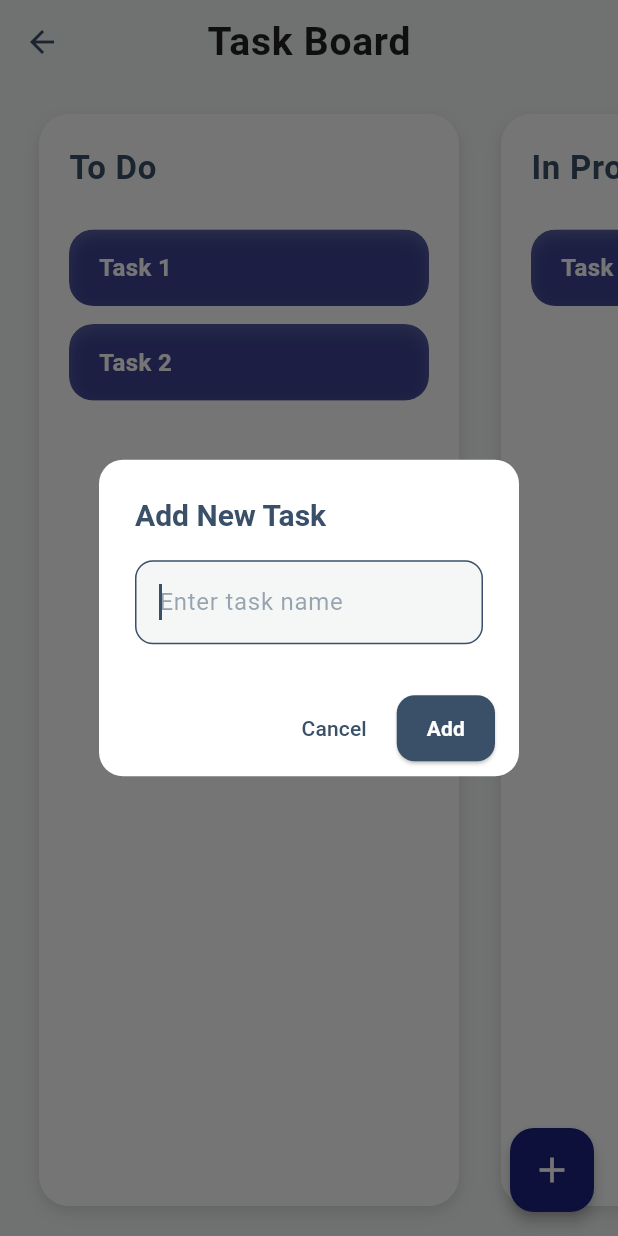
After one commit to dizzybreakfast/nudge, a Flutter app: the TaskBoardScreen screen opened directly, after a tap on the "add" icon, on a phone screen of 412 x 824 dp. The commit adds this screen. Run offline on Flutter 3.47's test engine with Material 3 defaults, Android fonts, the phone set to English and light mode, and no system bars; our stand-ins replace fluttertoast, loading_animation_widget, sqflite, table_calendar, wakelock_plus; accounts and stored records are empty; project files that could hold a hidden picture were left out.

Commit message:
Add TaskBoardScreen (WIP)

```diff
--- a/lib/calendar_page.dart
+++ b/lib/calendar_page.dart
@@ -1,5 +1,7 @@
 import 'package:flutter/material.dart';
 import 'package:table_calendar/table_calendar.dart'; // Add this import
+import 'task_board_screen.dart';
+
 
 class CalendarPage extends StatefulWidget { // Change to StatefulWidget
   const CalendarPage({super.key});
@@ -17,6 +19,19 @@ class _CalendarPageState extends State<CalendarPage> { // Add this class
   Widget build(BuildContext context) {
     return Scaffold(
       appBar: AppBar(
+        actions: [
+          IconButton(
+            icon: Icon(Icons.view_kanban),
+            onPressed: () {
+              Navigator.push(
+                context,
+                MaterialPageRoute(builder: (context) => TaskBoardScreen()),
+              );
+            },
+          ),
+        ],
+
+
         title: const Text('Calendar'),
       ),
       body: TableCalendar(
--- /dev/null
+++ b/lib/task_board_screen.dart
@@ -0,0 +1,256 @@
+import 'dart:ui';
+import 'package:flutter/material.dart';
+
+class TaskBoardScreen extends StatefulWidget {
+  const TaskBoardScreen({Key? key}) : super(key: key);
+
+  @override
+  State<TaskBoardScreen> createState() => _TaskBoardScreenState();
+}
+
+class _TaskBoardScreenState extends State<TaskBoardScreen> {
+  final Color primaryColor = Color(0xFF3A5068);
+  final Color navyBlue = Color(0xFF1A237E); // Navy Blue
+  final Color backgroundColor = Color(0xFFF4F7F6);
+  final Color cardTextColor = Colors.white;
+
+  Map<String, List<String>> columns = {
+    'To Do': ['Task 1', 'Task 2'],
+    'In Progress': ['Task 3'],
+    'Done': ['Task 4'],
+  };
+
+  void _showAddTaskDialog() {
+    String newTask = '';
+
+    showDialog(
+      context: context,
+      builder: (context) {
+        return AlertDialog(
+          backgroundColor: Colors.white,
+          shape:
+          RoundedRectangleBorder(borderRadius: BorderRadius.circular(16)),
+          title: Text(
+            'Add New Task',
+            style: TextStyle(
+              fontWeight: FontWeight.bold,
+              color: primaryColor,
+              fontSize: 20,
+            ),
+          ),
+          content: TextField(
+            autofocus: true,
+            cursorColor: primaryColor,
+            decoration: InputDecoration(
+              hintText: 'Enter task name',
+              hintStyle: TextStyle(color: primaryColor.withOpacity(0.5)),
+              filled: true,
+              fillColor: backgroundColor,
+              enabledBorder: OutlineInputBorder(
+                borderRadius: BorderRadius.circular(12),
+                borderSide: BorderSide(color: primaryColor.withOpacity(0.5)),
+              ),
+              focusedBorder: OutlineInputBorder(
+                borderRadius: BorderRadius.circular(12),
+                borderSide: BorderSide(color: primaryColor),
+              ),
+            ),
+            onChanged: (value) => newTask = value,
+            onSubmitted: (_) {
+              _addTask(newTask);
+              Navigator.of(context).pop();
+            },
+            style: TextStyle(color: Colors.black87),
+          ),
+          actionsPadding: EdgeInsets.symmetric(horizontal: 16, vertical: 8),
+          actions: [
+            TextButton(
+              onPressed: () => Navigator.of(context).pop(),
+              child: Text('Cancel', style: TextStyle(color: primaryColor)),
+            ),
+            ElevatedButton(
+              style: ElevatedButton.styleFrom(
+                backgroundColor: primaryColor,
+                shape: RoundedRectangleBorder(
+                    borderRadius: BorderRadius.circular(12)),
+                padding: EdgeInsets.symmetric(horizontal: 20, vertical: 12),
+              ),
+              onPressed: () {
+                _addTask(newTask);
+                Navigator.of(context).pop();
+              },
+              child: Text(
+                'Add',
+                style: TextStyle(
+                  fontWeight: FontWeight.w600,
+                  color: Colors.white,
+                ),
+              ),
+            ),
+          ],
+        );
+      },
+    );
+  }
+
+  void _addTask(String task) {
+    if (task.trim().isEmpty) return;
+
+    setState(() {
+      columns['To Do']!.add(task.trim());
+    });
+  }
+
+  @override
+  Widget build(BuildContext context) {
+    return Scaffold(
+      backgroundColor: backgroundColor,
+      appBar: AppBar(
+        backgroundColor: backgroundColor,
+        elevation: 0,
+        centerTitle: true,
+        title: Text(
+          'Task Board',
+          style: TextStyle(
+            color: Colors.black87,
+            fontWeight: FontWeight.w700,
+            fontSize: 26,
+            letterSpacing: 0.5,
+          ),
+        ),
+        iconTheme: IconThemeData(color: primaryColor),
+      ),
+      floatingActionButton: FloatingActionButton(
+        backgroundColor: navyBlue,
+        elevation: 4,
+        shape: RoundedRectangleBorder(borderRadius: BorderRadius.circular(16)),
+        onPressed: _showAddTaskDialog,
+        child: Icon(Icons.add, size: 28, color: Colors.white),
+      ),
+      body: SingleChildScrollView(
+        scrollDirection: Axis.horizontal,
+        padding: EdgeInsets.symmetric(vertical: 20, horizontal: 12),
+        child: Row(
+          children: columns.keys.map((columnName) {
+            return buildColumn(columnName, columns[columnName]!);
+          }).toList(),
+        ),
+      ),
+    );
+  }
+
+  Widget buildColumn(String columnName, List<String> tasks) {
+    return Container(
+      width: 280,
+      margin: EdgeInsets.symmetric(horizontal: 14),
+      padding: EdgeInsets.all(20),
+      decoration: BoxDecoration(
+        color: Colors.white,
+        borderRadius: BorderRadius.circular(20),
+        boxShadow: [
+          BoxShadow(
+            color: Colors.black12,
+            blurRadius: 8,
+            offset: Offset(0, 4),
+          ),
+        ],
+      ),
+      child: Column(
+        crossAxisAlignment: CrossAxisAlignment.start,
+        children: [
+          Text(
+            columnName,
+            style: TextStyle(
+              fontSize: 22,
+              fontWeight: FontWeight.bold,
+              color: primaryColor,
+              letterSpacing: 0.5,
+            ),
+          ),
+          SizedBox(height: 20),
+          Flexible(
+            child: DragTarget<String>(
+              onWillAccept: (_) => true,
+              onAccept: (task) {
+                setState(() {
+                  columns.forEach((key, value) => value.remove(task));
+                  columns[columnName]!.add(task);
+                });
+              },
+              builder: (context, candidateData, rejectedData) {
+                return ListView(
+                  physics: BouncingScrollPhysics(),
+                  shrinkWrap: true,
+                  children: tasks.map((task) {
+                    return Padding(
+                      padding: const EdgeInsets.symmetric(vertical: 6),
+                      child: Draggable<String>(
+                        data: task,
+                        feedback: Material(
+                          color: Colors.transparent,
+                          child: Opacity(
+                            opacity: 0.85,
+                            child: buildTaskCard(task),
+                          ),
+                        ),
+                        childWhenDragging: Container(
+                          padding: EdgeInsets.symmetric(
+                              vertical: 12, horizontal: 18),
+                          decoration: BoxDecoration(
+                            color: backgroundColor,
+                            borderRadius: BorderRadius.circular(16),
+                            border: Border.all(color: primaryColor.withOpacity(0.3)),
+                          ),
+                          child: Text(
+                            task,
+                            style: TextStyle(
+                              color: primaryColor.withOpacity(0.5),
+                              fontSize: 16,
+                              fontStyle: FontStyle.italic,
+                            ),
+                          ),
+                        ),
+                        child: buildTaskCard(task),
+                      ),
+                    );
+                  }).toList(),
+                );
+              },
+            ),
+          )
+        ],
+      ),
+    );
+  }
+
+  Widget buildTaskCard(String task) {
+    return ClipRRect(
+      borderRadius: BorderRadius.circular(16),
+      child: BackdropFilter(
+        filter: ImageFilter.blur(sigmaX: 10, sigmaY: 10),
+        child: Container(
+          padding: EdgeInsets.symmetric(vertical: 14, horizontal: 20),
+          decoration: BoxDecoration(
+            color: navyBlue.withOpacity(0.7), // translucent navy blue
+            borderRadius: BorderRadius.circular(16),
+            boxShadow: [
+              BoxShadow(
+                color: navyBlue.withOpacity(0.5),
+                blurRadius: 8,
+                offset: Offset(0, 4),
+              ),
+            ],
+          ),
+          child: Text(
+            task,
+            style: TextStyle(
+              color: cardTextColor,
+              fontSize: 16,
+              fontWeight: FontWeight.w600,
+            ),
+          ),
+        ),
+      ),
+    );
+  }
+}
--- a/pubspec.yaml
+++ b/pubspec.yaml
@@ -10,6 +10,8 @@ environment:
 dependencies:
   flutter:
     sdk: flutter
+  shared_preferences: ^2.1.0
+
 
   cupertino_icons: ^1.0.8
   loading_animation_widget: ^1.3.0
```
Also changed, not shown: pubspec.lock, 1 other file.
